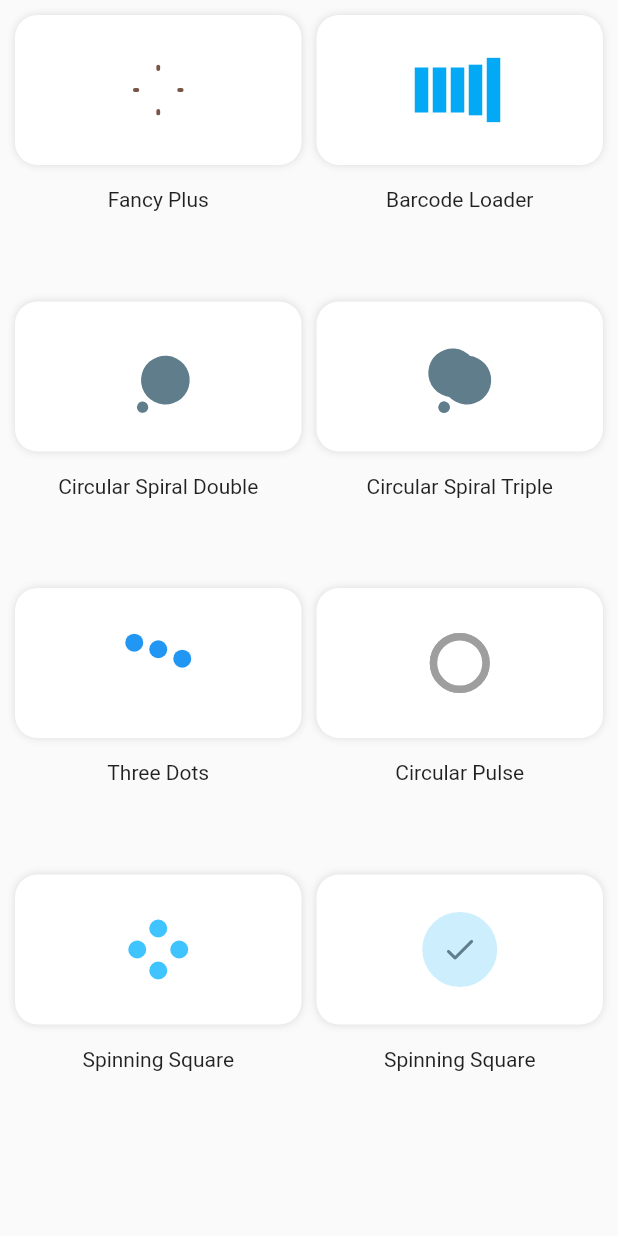
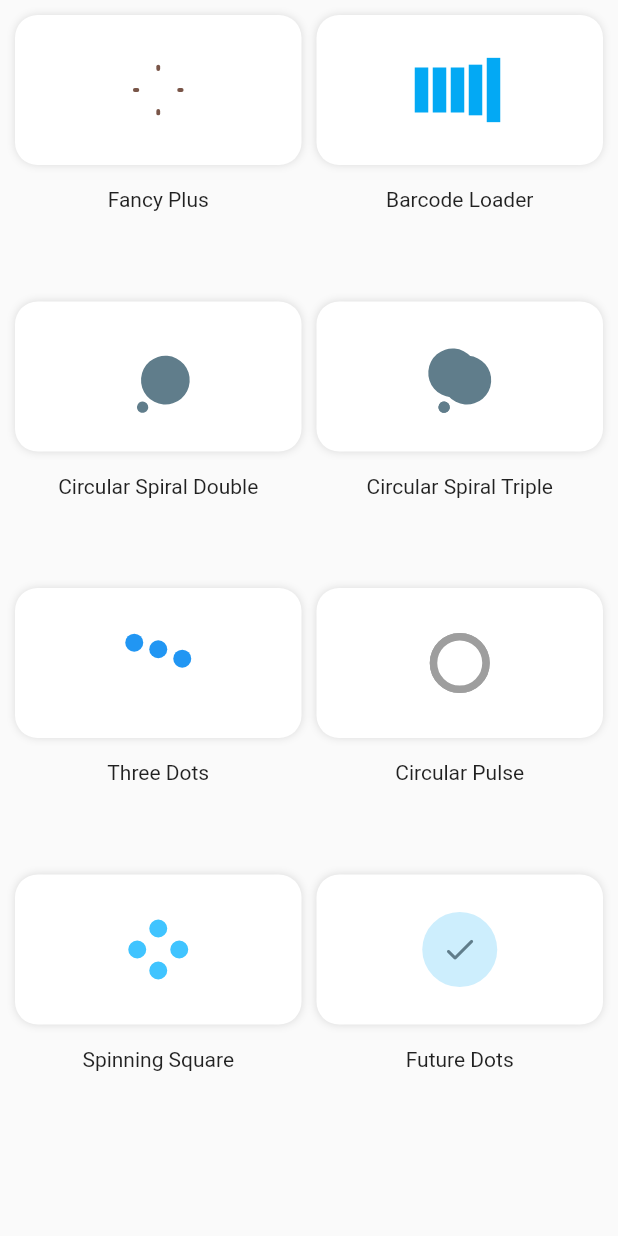
Before and after one commit to ZainUrRehmanKhan/flutter-loading-animations, a Flutter app: the screen it shows after launch, on a phone screen of 412 x 824 dp. Run offline on Flutter 3.47's test engine with Material 2 defaults, Android fonts, the phone set to English and light mode, and no system bars; statements that could not run were skipped.

Commit message:
:bug: name Fixed

```diff
--- a/lib/home.dart
+++ b/lib/home.dart
@@ -77,7 +77,7 @@ class _HomePageState extends State<HomePage> {
                   Duration(milliseconds: 5000),
                 ),
               ),
-              'Spinning Square',
+              'Future Dots',
             )
           ],
           physics: BouncingScrollPhysics(),
```
